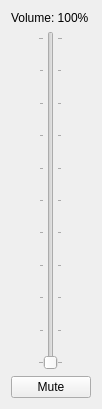
This is widget.ui in MarioUnoDueTreQuattro/Volume as Qt 5 draws it before an edit. The edited form follows.
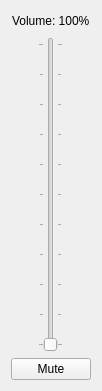
This is the edited form.

```diff
--- a/widget.ui
+++ b/widget.ui
@@ -6,8 +6,8 @@
    <rect>
     <x>0</x>
     <y>0</y>
-    <width>98</width>
-    <height>409</height>
+    <width>102</width>
+    <height>391</height>
    </rect>
   </property>
   <property name="windowTitle">
@@ -15,6 +15,21 @@
   </property>
   <layout class="QVBoxLayout" name="verticalLayout">
    <item>
+    <layout class="QHBoxLayout" name="horizontalLayout_2">
+     <item>
+      <spacer name="horizontalSpacer_3">
+       <property name="orientation">
+        <enum>Qt::Horizontal</enum>
+       </property>
+       <property name="sizeHint" stdset="0">
+        <size>
+         <width>40</width>
+         <height>20</height>
+        </size>
+       </property>
+      </spacer>
+     </item>
+     <item>
     <widget class="QLabel" name="volumeLabel">
      <property name="text">
       <string>Volume: 100%</string>
@@ -22,6 +37,21 @@
     </widget>
    </item>
    <item>
+      <spacer name="horizontalSpacer_4">
+       <property name="orientation">
+        <enum>Qt::Horizontal</enum>
+       </property>
+       <property name="sizeHint" stdset="0">
+        <size>
+         <width>40</width>
+         <height>20</height>
+        </size>
+       </property>
+      </spacer>
+     </item>
+    </layout>
+   </item>
+   <item>
     <layout class="QHBoxLayout" name="horizontalLayout">
      <item>
       <spacer name="horizontalSpacer">
@@ -81,6 +111,9 @@
      <property name="text">
       <string>Mute</string>
      </property>
+     <property name="checkable">
+      <bool>true</bool>
+     </property>
     </widget>
    </item>
   </layout>
```
Lines whose indentation alone changed are shown as unchanged.
